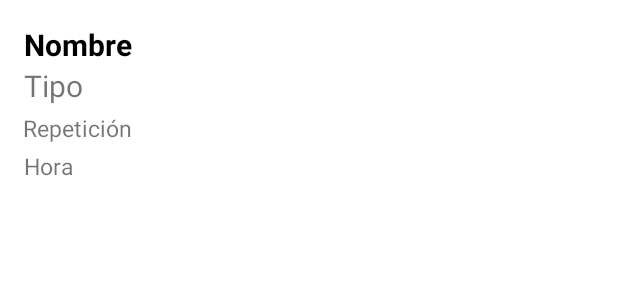
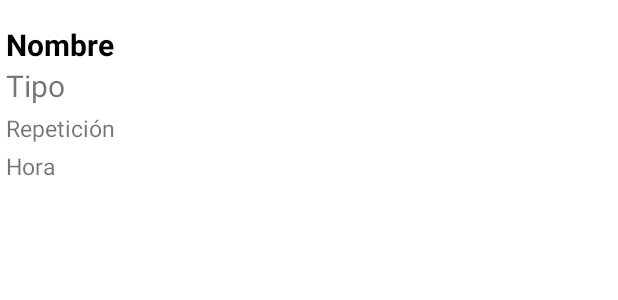
Before and after one commit to HumbertoMorales1234/ProyectoIS, an Android app: the layout row_medicinas.xml on its own in the app's theme, with its tools: preview values and no code run, on a phone screen of 412 x 824 dp. Shown: the top 300 px of the screen. Run offline under Robolectric (Android 15) with nearby library versions, the phone set to English and light mode, and no system bars.

Commit message:
Ultimos retoques

```diff
--- a/app/src/main/java/com/example/proyectois/AgregarMedicina.kt
+++ b/app/src/main/java/com/example/proyectois/AgregarMedicina.kt
@@ -48,7 +48,7 @@ class AgregarMedicina : AppCompatActivity() {
 
     private lateinit var nombreTrat : String
     private lateinit var fechaTrat : String
-    private lateinit var index : String
+    private var index : Int=0
     private val random = (0..2147483647).random()
 
 
@@ -67,7 +67,7 @@ class AgregarMedicina : AppCompatActivity() {
 
         nombreTrat = intent.getStringExtra("nombreTrat").toString()
         fechaTrat = intent.getStringExtra("fechaTrat").toString()
-        index = intent.getStringExtra("index").toString()
+        index = intent.getIntExtra("index",0)
 
         arrayMedicinasActual = ArrayList<Medicamento>()
 
@@ -122,7 +122,6 @@ class AgregarMedicina : AppCompatActivity() {
 //--------------------------------------------------------------------------------------------------
             }catch (e:Exception){
                 Log.d("Error", e.toString())
-                Toast.makeText(applicationContext, "Error al cargar CATCH", Toast.LENGTH_LONG).show()
             }
 
 
--- a/app/src/main/java/com/example/proyectois/TratamientoActivity.kt
+++ b/app/src/main/java/com/example/proyectois/TratamientoActivity.kt
@@ -105,8 +105,8 @@ class TratamientoActivity : AppCompatActivity() {
                     archivo.write(json)
                     archivo.close()
                     //Falta hacer el ajuste de refresh.
+                    startActivity(Intent(this, TratamientoActivity::class.java))
                     finish()
-                    startActivity(Intent(this, TratamientoActivity::class.java))
                 }
                 catch (e: java.lang.Exception){
                     Toast.makeText(applicationContext, "Error al Guardar", Toast.LENGTH_LONG).show()
--- a/app/src/main/res/layout/row_medicinas.xml
+++ b/app/src/main/res/layout/row_medicinas.xml
@@ -8,8 +8,9 @@
 
     <TextView
         android:id="@+id/textRowNombreMed"
-        android:layout_width="wrap_content"
+        android:layout_width="match_parent"
         android:layout_height="wrap_content"
+        android:layout_marginLeft="4dp"
         android:layout_marginTop="16dp"
         android:text="Nombre"
         android:textColor="@color/black"
@@ -22,8 +23,9 @@
         app:layout_constraintTop_toTopOf="parent" />
 
     <TextView
+        android:layout_marginLeft="4dp"
         android:id="@+id/textRowTipoMed"
-        android:layout_width="wrap_content"
+        android:layout_width="match_parent"
         android:layout_height="wrap_content"
         android:text="Tipo"
         android:textSize="20dp"
@@ -34,8 +36,9 @@
         app:layout_constraintTop_toBottomOf="@+id/textRowNombreMed" />
 
     <TextView
+        android:layout_marginLeft="4dp"
         android:id="@+id/textRowRepetMed"
-        android:layout_width="wrap_content"
+        android:layout_width="match_parent"
         android:layout_height="wrap_content"
         android:layout_marginTop="4dp"
         android:textAlignment="viewStart"
@@ -48,8 +51,9 @@
 
 
     <TextView
+        android:layout_marginLeft="4dp"
         android:id="@+id/textRowHoraMed"
-        android:layout_width="wrap_content"
+        android:layout_width="match_parent"
         android:layout_height="wrap_content"
         android:layout_marginTop="4dp"
         android:textAlignment="viewStart"
```
Also changed, not shown: app/src/main/java/com/example/proyectois/SignosVitales.kt (+9 -10 lines), app/src/main/res/layout/activity_signos_vitales.xml (+14 -1 lines).
